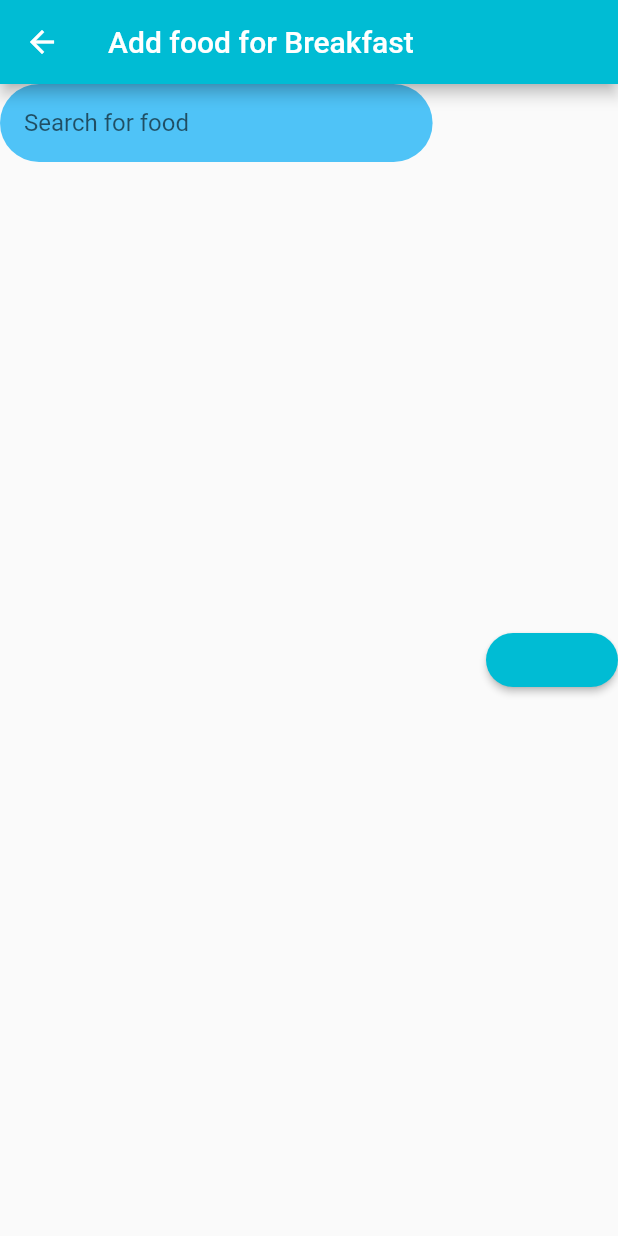
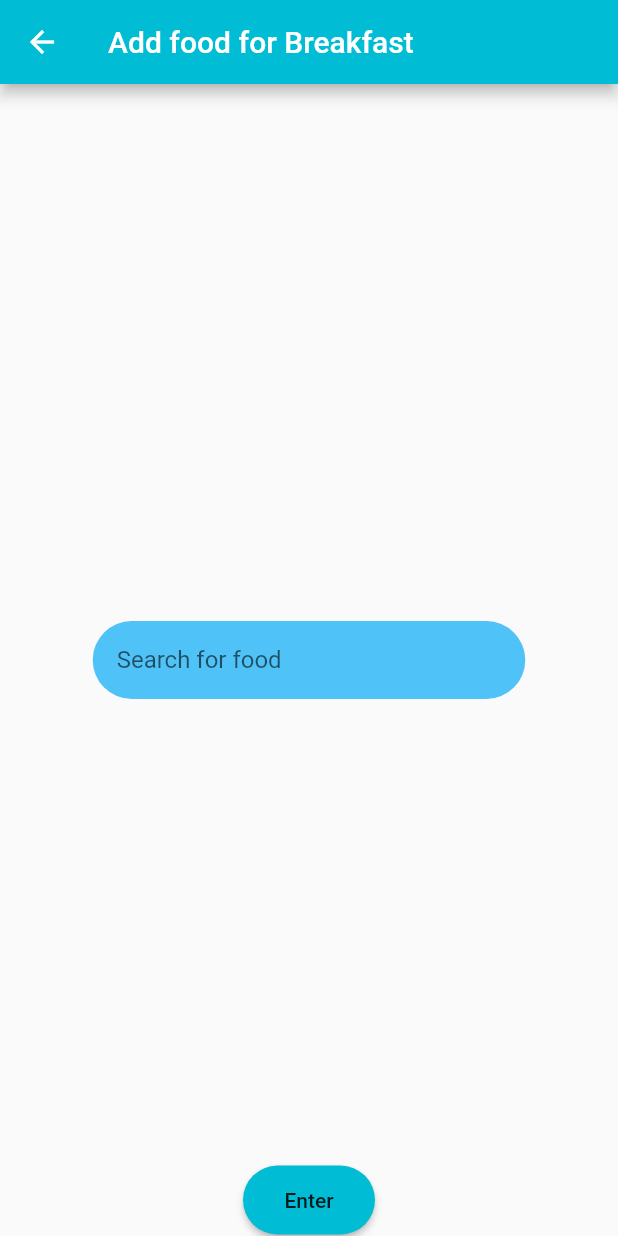
Before and after one commit to kaylahunt/kk_nutrition, a Flutter app: the HomePage screen opened directly, after a tap on "Add Food", on a phone screen of 412 x 824 dp. Run offline on Flutter 3.47's test engine with Material 2 defaults, Android fonts, the light colour scheme and no system bars; our stand-ins replace dio, firebase_core, firebase_database, fl_chart, fluttertoast, hexcolor; accounts and stored records are empty.

Commit message:
A diff ui

```diff
--- a/lib/main.dart
+++ b/lib/main.dart
@@ -17,7 +17,7 @@ class MyApp extends StatelessWidget {
     return MaterialApp(
       debugShowCheckedModeBanner: false,
       title: "Kayla Knows Nutrition",
-      initialRoute: '/demoScore',
+      initialRoute: '/sign-up',
       routes: Navigate.routes,
       theme: ThemeData(
         primarySwatch: Colors.blue,
--- a/lib/screens/day_stats.dart
+++ b/lib/screens/day_stats.dart
@@ -2,7 +2,7 @@
 import 'package:flutter/material.dart';
 import 'dart:math' as math;
 import 'package:hexcolor/hexcolor.dart';
-// import 'package:kk_nutrition/screens/sign_in_page.dart';
+// import 'package:kaylaknows_nutrition/screens/sign_in_page.dart';
 
 import '../app_theme.dart';
 // Need the auth stuff
@@ -11,9 +11,10 @@ double alldatacalories = 0;
 double alldatacarbo = 0;
 double alldataprotein = 0;
 double alldatafat = 0;
-double carbspercent = 0;
-double proteinpercent = 0;
-double fatpercent = 0;
+double calspercent = .16;
+double carbspercent = .50;
+double proteinpercent = .25;
+double fatpercent = .77;
 //late User user1;
 //late String eatenCalorie;
 
@@ -32,23 +33,91 @@ class _DayStatsState extends State<DayStats> with TickerProviderStateMixin {
   @override
   Widget build(BuildContext context) {
     //user1 = auth.currentUser!;
-    return Scaffold(
-      appBar: AppBar(
-        title: const Text("Search results"),
-        backgroundColor: Colors.cyan,
-        leading: IconButton(
-          onPressed: () {
-            Navigator.of(context).pop();
-          },
-          icon: const Icon(
-            Icons.arrow_back,
-            color: Colors.white,
-          ),
+    // return Scaffold(
+    //   appBar: AppBar(
+    //     title: const Text("Search results"),
+    //     backgroundColor: Colors.cyan,
+    //     leading: IconButton(
+    //       onPressed: () {
+    //         Navigator.of(context).pop();
+    //       },
+    //       icon: const Icon(
+    //         Icons.arrow_back,
+    //         color: Colors.white,
+    //       ),
+    //     ),
+    //   ),
+    var screenWidth = MediaQuery.of(context).size.width;
+    var bound = (screenWidth / 6);
+
+    return Stack(children: <Widget>[
+      Center(
+        child: Column(
+          mainAxisAlignment: MainAxisAlignment.center,
+          crossAxisAlignment: CrossAxisAlignment.center,
+          children: <Widget>[
+            const Text(
+              'Calories',
+              textAlign: TextAlign.center,
+              style: TextStyle(
+                fontFamily: AppTheme.fontName,
+                fontWeight: FontWeight.w500,
+                fontSize: 16,
+                letterSpacing: -0.2,
+                color: AppTheme.darkText,
+              ),
+            ),
+            Padding(
+              padding: const EdgeInsets.only(top: 4),
+              child: Container(
+                height: 4,
+                width: bound * 2,
+                decoration: BoxDecoration(
+                  color: HexColor('#87A0E5').withOpacity(0.2),
+                  borderRadius: const BorderRadius.all(Radius.circular(4.0)),
+                ),
+                child: Row(
+                  children: <Widget>[
+                    Container(
+                      width: (calspercent * bound) > bound
+                          ? bound * 2
+                          : (calspercent * bound) < 0
+                              ? 0
+                              : calspercent * bound * 2,
+                      height: 4,
+                      decoration: BoxDecoration(
+                        gradient: LinearGradient(colors: [
+                          HexColor('#87A0E5'),
+                          HexColor('#87A0E5').withOpacity(0.5),
+                        ]),
+                        borderRadius:
+                            const BorderRadius.all(Radius.circular(4.0)),
+                      ),
+                    )
+                  ],
+                ),
+              ),
+            ),
+            Padding(
+              padding: const EdgeInsets.only(top: 6),
+              child: Text(
+                (alldatacarbo).toStringAsFixed(0) + 'g',
+                textAlign: TextAlign.center,
+                style: TextStyle(
+                  fontFamily: AppTheme.fontName,
+                  fontWeight: FontWeight.w600,
+                  fontSize: 12,
+                  color: AppTheme.grey.withOpacity(0.5),
+                ),
+              ),
+            ),
+          ],
         ),
       ),
-      body: Container(
+      Container(
           child: Padding(
-        padding: const EdgeInsets.only(left: 24, right: 24, top: 8, bottom: 16),
+        padding:
+            const EdgeInsets.only(left: 24, right: 24, top: 40, bottom: 16),
         child: Row(
           children: <Widget>[
             Expanded(
@@ -71,7 +140,7 @@ class _DayStatsState extends State<DayStats> with TickerProviderStateMixin {
                     padding: const EdgeInsets.only(top: 4),
                     child: Container(
                       height: 4,
-                      width: 70,
+                      width: bound,
                       decoration: BoxDecoration(
                         color: HexColor('#87A0E5').withOpacity(0.2),
                         borderRadius:
@@ -80,11 +149,11 @@ class _DayStatsState extends State<DayStats> with TickerProviderStateMixin {
                       child: Row(
                         children: <Widget>[
                           Container(
-                            width: (carbspercent * widget.animation!.value) > 70
-                                ? 70
-                                : (carbspercent * widget.animation!.value) < 0
+                            width: (carbspercent * bound) > bound
+                                ? bound
+                                : (carbspercent * bound) < 0
                                     ? 0
-                                    : carbspercent * widget.animation!.value,
+                                    : carbspercent * bound,
                             height: 4,
                             decoration: BoxDecoration(
                               gradient: LinearGradient(colors: [
@@ -139,7 +208,7 @@ class _DayStatsState extends State<DayStats> with TickerProviderStateMixin {
                         padding: const EdgeInsets.only(top: 4),
                         child: Container(
                           height: 4,
-                          width: 70,
+                          width: bound,
                           decoration: BoxDecoration(
                             color: HexColor('#F56E98').withOpacity(0.2),
                             borderRadius:
@@ -148,17 +217,11 @@ class _DayStatsState extends State<DayStats> with TickerProviderStateMixin {
                           child: Row(
                             children: <Widget>[
                               Container(
-                                width: (proteinpercent *
-                                            widget.animationController!.value) >
-                                        70
-                                    ? 70
-                                    : (proteinpercent *
-                                                widget.animationController!
-                                                    .value) <
-                                            0
+                                width: (proteinpercent * bound) > bound
+                                    ? bound
+                                    : (proteinpercent * bound) < 0
                                         ? 0
-                                        : proteinpercent *
-                                            widget.animationController!.value,
+                                        : proteinpercent * bound,
                                 height: 4,
                                 decoration: BoxDecoration(
                                   gradient: LinearGradient(colors: [
@@ -214,7 +277,7 @@ class _DayStatsState extends State<DayStats> with TickerProviderStateMixin {
                         padding: const EdgeInsets.only(right: 0, top: 4),
                         child: Container(
                           height: 4,
-                          width: 70,
+                          width: bound,
                           decoration: BoxDecoration(
                             color: HexColor('#F1B440').withOpacity(0.2),
                             borderRadius:
@@ -223,17 +286,11 @@ class _DayStatsState extends State<DayStats> with TickerProviderStateMixin {
                           child: Row(
                             children: <Widget>[
                               Container(
-                                width: (fatpercent *
-                                            widget.animationController!.value) >
-                                        70
-                                    ? 70
-                                    : (fatpercent *
-                                                widget.animationController!
-                                                    .value) <
-                                            0
+                                width: (fatpercent * bound) > bound
+                                    ? bound
+                                    : (fatpercent * bound) < 0
                                         ? 0
-                                        : fatpercent *
-                                            widget.animationController!.value,
+                                        : fatpercent * bound,
                                 height: 4,
                                 decoration: BoxDecoration(
                                   gradient: LinearGradient(colors: [
@@ -268,8 +325,8 @@ class _DayStatsState extends State<DayStats> with TickerProviderStateMixin {
             )
           ],
         ),
-      )),
-    );
+      ))
+    ]);
   }
 }
 
--- a/lib/screens/home.dart
+++ b/lib/screens/home.dart
@@ -20,6 +20,11 @@ class HomePage extends StatefulWidget {
 class _HomePage extends State<HomePage> {
   @override
   Widget build(BuildContext context) {
+    var screenWidth = MediaQuery.of(context).size.width;
+    var buttonBound = (screenWidth / 5);
+    var screenHeight = MediaQuery.of(context).size.height;
+    var headerBound = (screenHeight / 40);
+
     return Scaffold(
         appBar: AppBar(
           title: const Text("Home Screen"),
@@ -29,19 +34,26 @@ class _HomePage extends State<HomePage> {
           child: Column(children: [
             const SizedBox(
               height: 50,
-              child: Text("Today's nutrition"),
+              child: Text(
+                "Today's nutrition",
+                style: TextStyle(fontWeight: FontWeight.bold),
+              ),
             ),
-            //const DayStats(),
+            const DayStats(),
             const SizedBox(
               height: 20,
             ),
-            const SizedBox(
-              height: 25,
-              child: Text("Breakfast"),
+            SizedBox(
+              height: headerBound,
+              child: Text(
+                "Breakfast",
+                style: TextStyle(
+                    fontWeight: FontWeight.bold, fontSize: headerBound),
+              ),
             ),
             MealLog(meal: "Breakfast"),
             SizedBox(
-              height: 25,
+              height: headerBound,
               child: MaterialButton(
                 onPressed: () {
                   Navigator.of(context, rootNavigator: true).push(
@@ -50,22 +62,28 @@ class _HomePage extends State<HomePage> {
                               const SearchBar(meal: "Breakfast")));
                 },
                 color: Colors.cyan,
-                padding: const EdgeInsets.symmetric(
-                  horizontal: 10,
-                  vertical: 15,
+                padding: EdgeInsets.symmetric(
+                  horizontal: buttonBound,
+                  vertical: headerBound,
                 ),
-                child: const Text(
+                child: Text(
                   "Add Food",
+                  style: TextStyle(
+                      fontWeight: FontWeight.bold, fontSize: headerBound),
                 ),
               ),
             ),
-            const SizedBox(
-              height: 25,
-              child: Text("Lunch"),
+            SizedBox(
+              height: headerBound,
+              child: Text(
+                "Lunch",
+                style: TextStyle(
+                    fontWeight: FontWeight.bold, fontSize: headerBound),
+              ),
             ),
             MealLog(meal: "Lunch"),
             SizedBox(
-              height: 25,
+              height: headerBound,
               child: MaterialButton(
                 onPressed: () {
                   Navigator.of(context, rootNavigator: true).push(
@@ -74,22 +92,28 @@ class _HomePage extends State<HomePage> {
                               const SearchBar(meal: "Lunch")));
                 },
                 color: Colors.cyan,
-                padding: const EdgeInsets.symmetric(
-                  horizontal: 10,
-                  vertical: 15,
+                padding: EdgeInsets.symmetric(
+                  horizontal: buttonBound,
+                  vertical: headerBound,
                 ),
-                child: const Text(
+                child: Text(
                   "Add Food",
+                  style: TextStyle(
+                      fontWeight: FontWeight.bold, fontSize: headerBound),
                 ),
               ),
             ),
-            const SizedBox(
-              height: 25,
-              child: Text("Dinner"),
+            SizedBox(
+              height: headerBound,
+              child: Text(
+                "Dinner",
+                style: TextStyle(
+                    fontWeight: FontWeight.bold, fontSize: headerBound),
+              ),
             ),
             MealLog(meal: "Dinner"),
             SizedBox(
-              height: 25,
+              height: headerBound,
               child: MaterialButton(
                 onPressed: () {
                   Navigator.of(context, rootNavigator: true).push(
@@ -98,22 +122,28 @@ class _HomePage extends State<HomePage> {
                               const SearchBar(meal: "Dinner")));
                 },
                 color: Colors.cyan,
-                padding: const EdgeInsets.symmetric(
-                  horizontal: 10,
-                  vertical: 15,
+                padding: EdgeInsets.symmetric(
+                  horizontal: buttonBound,
+                  vertical: headerBound,
                 ),
-                child: const Text(
+                child: Text(
                   "Add Food",
+                  style: TextStyle(
+                      fontWeight: FontWeight.bold, fontSize: headerBound),
                 ),
               ),
             ),
-            const SizedBox(
-              height: 25,
-              child: Text("Snack"),
+            SizedBox(
+              height: headerBound,
+              child: Text(
+                "Snack",
+                style: TextStyle(
+                    fontWeight: FontWeight.bold, fontSize: headerBound),
+              ),
             ),
             MealLog(meal: "Snack"),
             SizedBox(
-              height: 25,
+              height: headerBound,
               child: MaterialButton(
                 onPressed: () {
                   Navigator.of(context, rootNavigator: true).push(
@@ -122,12 +152,14 @@ class _HomePage extends State<HomePage> {
                               const SearchBar(meal: "Snack")));
                 },
                 color: Colors.cyan,
-                padding: const EdgeInsets.symmetric(
-                  horizontal: 10,
-                  vertical: 15,
+                padding: EdgeInsets.symmetric(
+                  horizontal: buttonBound,
+                  vertical: headerBound,
                 ),
-                child: const Text(
+                child: Text(
                   "Add Food",
+                  style: TextStyle(
+                      fontWeight: FontWeight.bold, fontSize: headerBound),
                 ),
               ),
             ),
--- a/lib/screens/search_food.dart
+++ b/lib/screens/search_food.dart
@@ -39,14 +39,17 @@ class _SearchBarState extends State<SearchBar> {
         ),
         body: Stack(
           children: <Widget>[
-            Container(
+            Align(
+              alignment: Alignment.center,
+              heightFactor: 25,
+              child: Container(
                 width: MediaQuery.of(context).size.width * 0.7,
                 height: 52,
-              padding: const EdgeInsets.all(16),
                 decoration: BoxDecoration(
                   color: Constants.primary,
                   borderRadius: BorderRadius.circular(30),
                 ),
+                padding: const EdgeInsets.all(16),
                 child: TextField(
                   decoration: const InputDecoration.collapsed(
                     hintText: 'Search for food',
@@ -56,9 +59,11 @@ class _SearchBarState extends State<SearchBar> {
                   },
                 ),
               ),
+            ),
             Align(
-              alignment: Alignment.centerRight,
+              alignment: Alignment.bottomCenter,
               child: MaterialButton(
+                child: const Text("Enter"),
                 onPressed: () {
                   Navigator.of(context, rootNavigator: true).push(
                       MaterialPageRoute(
```
Lines whose indentation alone changed are shown as unchanged.
